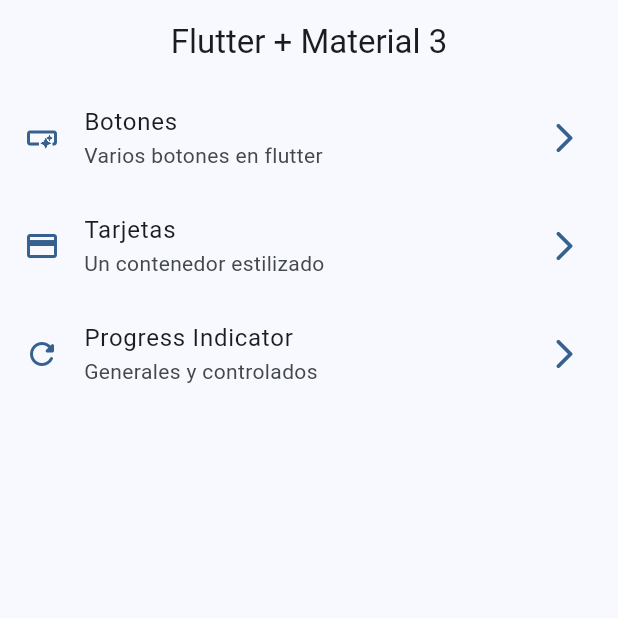
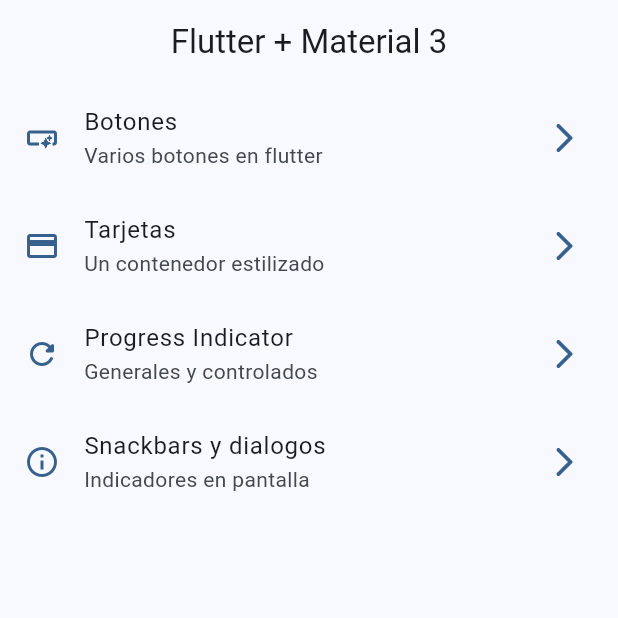
Before and after one commit to jesusjosee/flutter-wigets-app, a Flutter app: the screen it shows after launch, on a phone screen of 412 x 824 dp, the top half of it. Run offline on Flutter 3.47's test engine with Material 2 defaults, Android fonts, the phone set to English and light mode, and no system bars; our stand-ins replace go_router.

Commit message:
Snackbar finished

```diff
--- a/lib/config/menu/menu_items.dart
+++ b/lib/config/menu/menu_items.dart
@@ -33,5 +33,11 @@ const appMenuItems = <MenuItem> [
     link: '/progress',
     icon: Icons.refresh_rounded
   ),
+  MenuItem(
+    title: 'Snackbars y dialogos',
+    subtitle: 'Indicadores en pantalla',
+    link: '/snackbars',
+    icon: Icons.info_outline
+  ),
 
 ];
--- a/lib/config/router/app_router.dart
+++ b/lib/config/router/app_router.dart
@@ -28,5 +28,11 @@ final approuter = GoRouter(
       name: ProgressScreen.name,
       builder: (context, state) => const ProgressScreen(),
     ),
+
+    GoRoute(
+      path: '/snackbars',
+      name: SnackbarScreen.name,
+      builder: (context, state) => const SnackbarScreen(),
+    ),
   ],
 );
--- a/lib/main.dart
+++ b/lib/main.dart
@@ -12,6 +12,7 @@ class MainApp extends StatelessWidget {
   @override
   Widget build(BuildContext context) {
     return MaterialApp.router(
+      title: 'Widgets App',
       debugShowCheckedModeBanner: false,
       theme: Apptheme(selectColor: 0).getTheme(),
       routerConfig: approuter, // Go Router
```
Also changed, not shown: lib/presentation/screens/snackbar/snackbar_screen.dart (+70 -1 lines).
